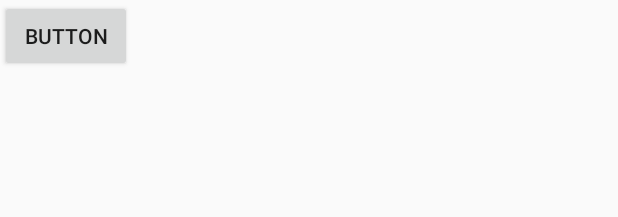
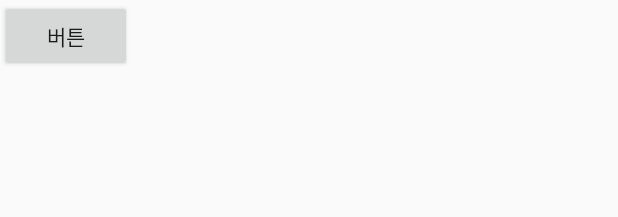
Before and after one commit to bishop130/practice, an Android app: the layout activity_main.xml on its own in the app's theme, with its tools: preview values and no code run, on a phone screen of 412 x 824 dp. Shown: the top 217 px of the screen. Run offline under Robolectric (Android 15) with nearby library versions, the phone set to English and light mode, and no system bars.

Commit message:
버튼이름수정

```diff
--- a/app/src/main/res/layout/activity_main.xml
+++ b/app/src/main/res/layout/activity_main.xml
@@ -19,7 +19,7 @@
         android:id="@+id/button"
         android:layout_width="wrap_content"
         android:layout_height="wrap_content"
-        android:text="Button"
+        android:text="버튼"
         tools:layout_editor_absoluteX="147dp"
         tools:layout_editor_absoluteY="80dp" />
 
```
